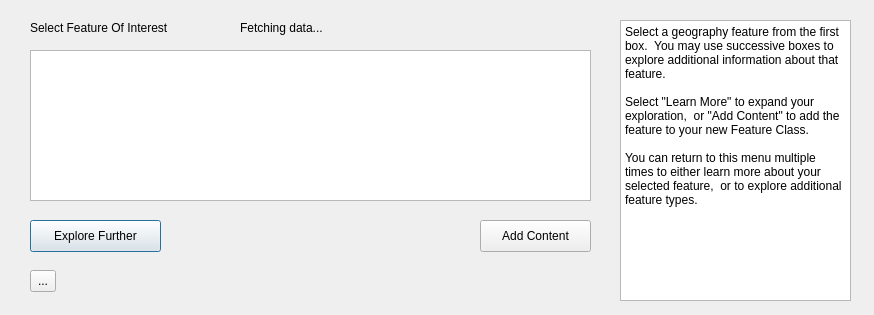
Before: the Qt Designer form kwg_geoenrichment/kwg_plugin_enrichment_dialog_base.ui in KnowWhereGraph/geoenrichment-qgis, drawn with Qt 5.
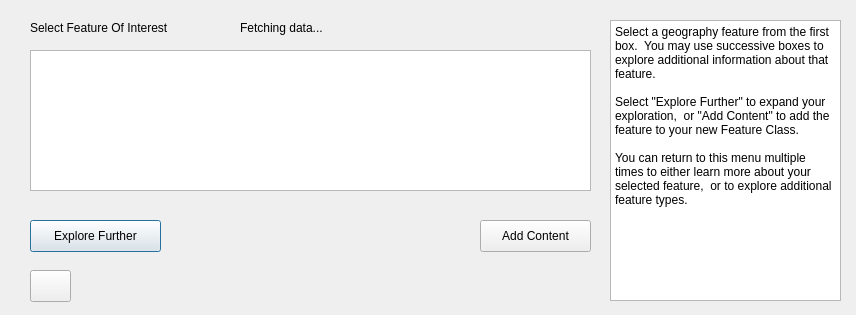
After: the same form once the commit is applied.

What changed in the file:
```diff
--- a/kwg_geoenrichment/kwg_plugin_enrichment_dialog_base.ui
+++ b/kwg_geoenrichment/kwg_plugin_enrichment_dialog_base.ui
@@ -6,7 +6,7 @@
    <rect>
     <x>0</x>
     <y>0</y>
-    <width>874</width>
+    <width>856</width>
     <height>315</height>
    </rect>
   </property>
@@ -58,14 +58,14 @@
      <x>30</x>
      <y>50</y>
      <width>561</width>
-     <height>151</height>
+     <height>141</height>
     </rect>
    </property>
   </widget>
   <widget class="QPlainTextEdit" name="plainTextEdit">
    <property name="geometry">
     <rect>
-     <x>620</x>
+     <x>610</x>
      <y>20</y>
      <width>231</width>
      <height>281</height>
@@ -74,24 +74,11 @@
    <property name="plainText">
     <string>Select a geography feature from the first box.  You may use successive boxes to explore additional information about that feature.
 
-Select &quot;Learn More&quot; to expand your exploration,  or &quot;Add Content&quot; to add the feature to your new Feature Class.
+Select &quot;Explore Further&quot; to expand your exploration,  or &quot;Add Content&quot; to add the feature to your new Feature Class.
 
 You can return to this menu multiple times to either learn more about your selected feature,  or to explore additional feature types.</string>
    </property>
   </widget>
-  <widget class="QToolButton" name="toolButton">
-   <property name="geometry">
-    <rect>
-     <x>30</x>
-     <y>270</y>
-     <width>26</width>
-     <height>22</height>
-    </rect>
-   </property>
-   <property name="text">
-    <string>...</string>
-   </property>
-  </widget>
   <widget class="QLabel" name="fetchingLabel">
    <property name="geometry">
     <rect>
@@ -118,6 +105,25 @@
     <string/>
    </property>
   </widget>
+  <widget class="QPushButton" name="toolButton">
+   <property name="geometry">
+    <rect>
+     <x>30</x>
+     <y>270</y>
+     <width>41</width>
+     <height>32</height>
+    </rect>
+   </property>
+   <property name="text">
+    <string/>
+   </property>
+   <property name="iconSize">
+    <size>
+     <width>32</width>
+     <height>32</height>
+    </size>
+   </property>
+  </widget>
  </widget>
  <resources/>
  <connections/>
```
